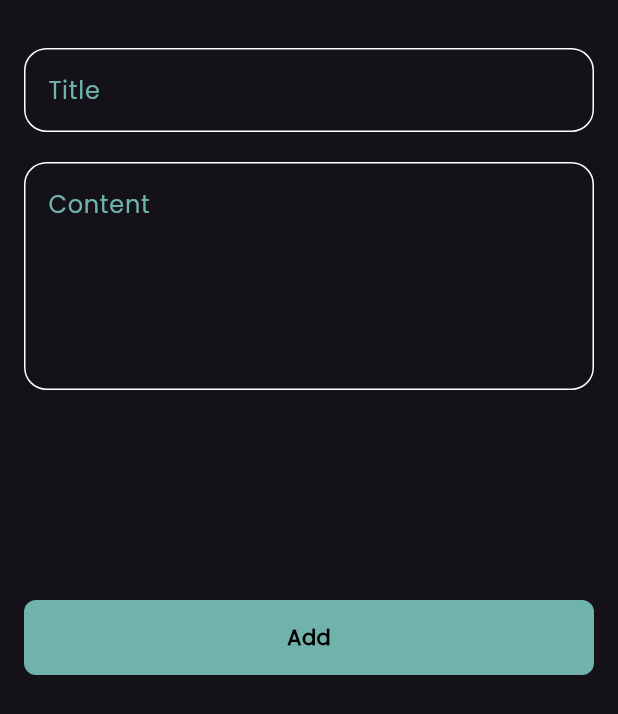
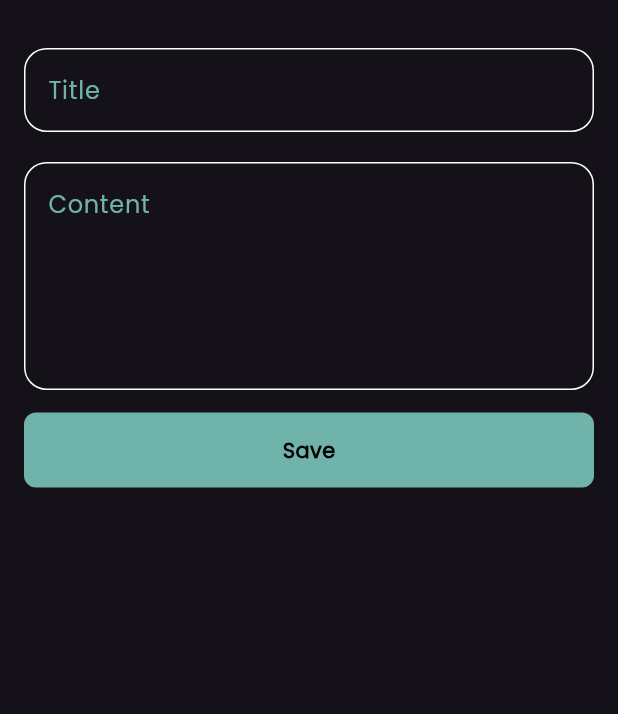
Before and after one commit to mahmoudmourad124/notes_app, a Flutter app: the AddNoteModelSheet widget shown alone on an empty page, opened directly, on a phone screen of 412 x 824 dp. Shown: the top 714 px of the screen. Run offline on Flutter 3.47's test engine with Material 3 defaults, Android fonts, the phone set to English and light mode, and no system bars.

Commit message:
finish notes bottom sheet

```diff
--- a/lib/views/add_note_model_sheet.dart
+++ b/lib/views/add_note_model_sheet.dart
@@ -7,8 +7,10 @@ class AddNoteModelSheet extends StatelessWidget {
 
   @override
   Widget build(BuildContext context) {
-    return const Padding(
+    return Padding(
       padding: EdgeInsets.symmetric(vertical: 32, horizontal: 16),
+      child: Scrollable(viewportBuilder: (context, position) {
+        return const SingleChildScrollView(
           child: Column(
             children: [
               CustomTextField(
@@ -22,11 +24,13 @@ class AddNoteModelSheet extends StatelessWidget {
                 textFieldHint: 'Content',
               ),
               SizedBox(
-            height: 140,
+                height: 15,
               ),
               CustomButton()
             ],
           ),
         );
+      }),
+    );
   }
 }
--- a/lib/views/custom_button.dart
+++ b/lib/views/custom_button.dart
@@ -12,10 +12,10 @@ class CustomButton extends StatelessWidget {
         color: kPrimaryColor,
       ),
       height: 50,
-      width: 500,
+      width: MediaQuery.of(context).size.width,
       child: const Center(
           child: Text(
-        'Add',
+        'Save',
         style: TextStyle(color: Colors.black, fontWeight: FontWeight.bold),
       )),
     );
```
Lines whose indentation alone changed are shown as unchanged.
